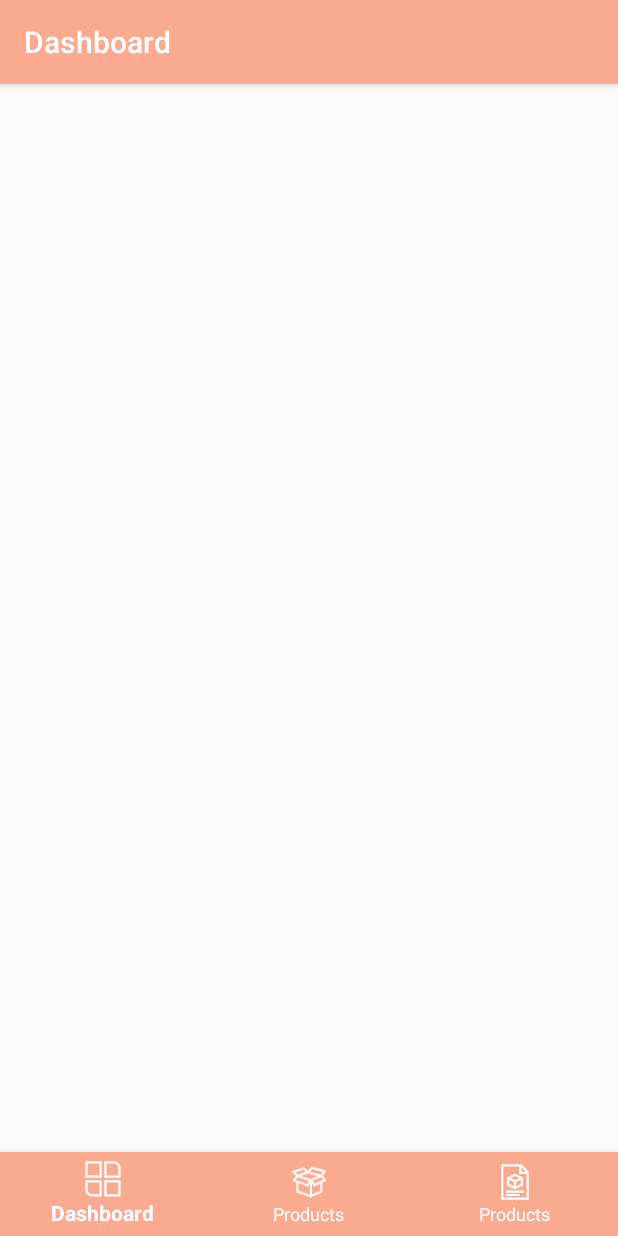
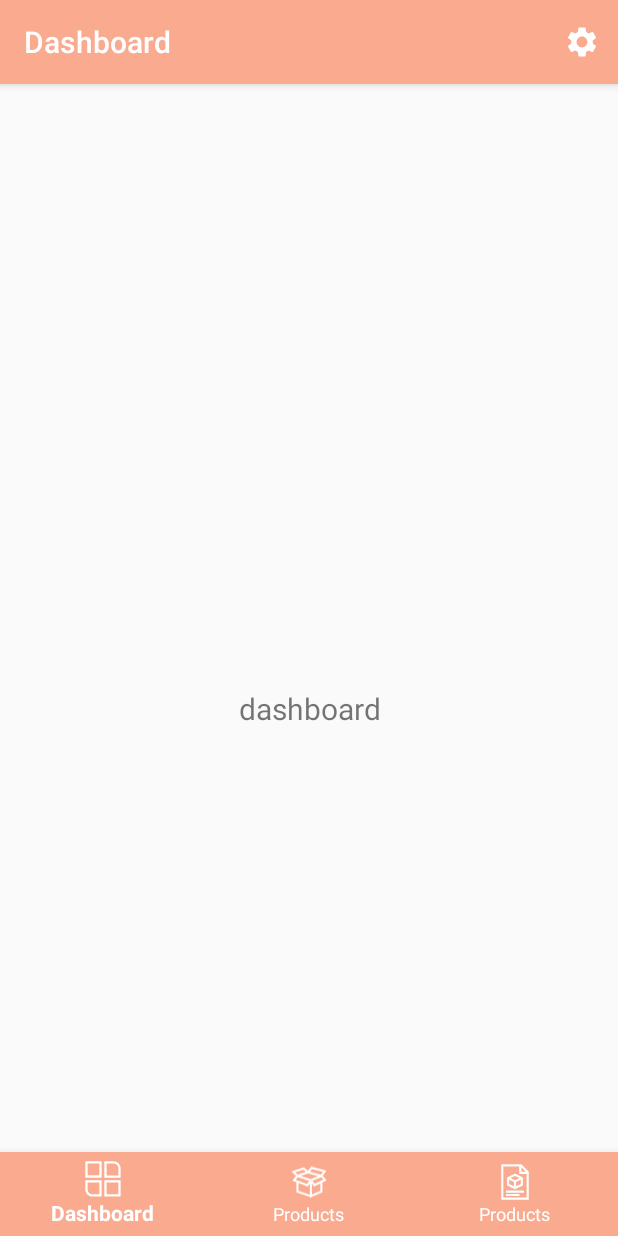
Before and after one commit to ahmedazizou/MyDealAPP, an Android app: the screen it shows after launch (DashboardActivity), on a phone screen of 412 x 824 dp. Run offline under Robolectric (Android 15) with nearby library versions, the phone set to English and light mode, and no system bars; our stand-ins replace navigation-ui.

Commit message:
setting the dashboard frag to have setting option

```diff
--- a/app/src/main/java/com/example/mydeal/ui/activities/DashboardActivity.kt
+++ b/app/src/main/java/com/example/mydeal/ui/activities/DashboardActivity.kt
@@ -1,6 +1,7 @@
 package com.example.mydeal.ui.activities.fragments
 
 import android.os.Bundle
+import androidx.core.content.ContextCompat
 import com.google.android.material.bottomnavigation.BottomNavigationView
 import androidx.navigation.findNavController
 import androidx.navigation.ui.AppBarConfiguration
--- a/app/src/main/java/com/example/mydeal/ui/fragments/DashboardFragment.kt
+++ b/app/src/main/java/com/example/mydeal/ui/fragments/DashboardFragment.kt
@@ -1,17 +1,23 @@
 package com.example.mydeal.ui.activities.fragments
 
+import android.content.Intent
 import android.os.Bundle
-import android.view.LayoutInflater
-import android.view.View
-import android.view.ViewGroup
+import android.view.*
 import android.widget.TextView
 import androidx.fragment.app.Fragment
 
 import com.example.mydeal.R
+import com.example.mydeal.ui.activities.SettingsActivity
 
 class DashboardFragment : Fragment() {
 
     // private lateinit var dashboardViewModel: DashboardViewModel
+
+    override fun onCreate(savedInstanceState: Bundle?) {
+        super.onCreate(savedInstanceState)
+        //if we need to user option menu in fg we need to use it.
+        setHasOptionsMenu(true)
+    }
 
     override fun onCreateView(
         inflater: LayoutInflater,
@@ -22,8 +28,25 @@
         val root = inflater.inflate(R.layout.fragment_dashboard, container, false)
         val textView: TextView = root.findViewById(R.id.text_dashboard)
         // dashboardViewModel.text.observe(viewLifecycleOwner, Observer {
-        textView.text = ""
+        textView.text = "dashboard"
 
         return root
     }
+
+    override fun onCreateOptionsMenu(menu: Menu, inflater: MenuInflater) {
+        inflater.inflate(R.menu.dashboard_menu, menu)
+        super.onCreateOptionsMenu(menu, inflater)
+    }
+
+    override fun onOptionsItemSelected(item: MenuItem): Boolean {
+        val id= item.itemId
+        when(id){
+            R.id.action_settings -> {
+                //launch the sitting activity on click of action item
+                startActivity(Intent(activity, SettingsActivity::class.java))
+                return true
+            }
+        }
+        return super.onOptionsItemSelected(item)
+    }
 }
--- /dev/null
+++ b/app/src/main/res/drawable/ic_baseline_settings_24.xml
@@ -0,0 +1,10 @@
+<vector xmlns:android="http://schemas.android.com/apk/res/android"
+    android:width="24dp"
+    android:height="24dp"
+    android:viewportWidth="24"
+    android:viewportHeight="24"
+    android:tint="?attr/colorControlNormal">
+  <path
+      android:fillColor="@android:color/white"
+      android:pathData="M19.14,12.94c0.04,-0.3 0.06,-0.61 0.06,-0.94c0,-0.32 -0.02,-0.64 -0.07,-0.94l2.03,-1.58c0.18,-0.14 0.23,-0.41 0.12,-0.61l-1.92,-3.32c-0.12,-0.22 -0.37,-0.29 -0.59,-0.22l-2.39,0.96c-0.5,-0.38 -1.03,-0.7 -1.62,-0.94L14.4,2.81c-0.04,-0.24 -0.24,-0.41 -0.48,-0.41h-3.84c-0.24,0 -0.43,0.17 -0.47,0.41L9.25,5.35C8.66,5.59 8.12,5.92 7.63,6.29L5.24,5.33c-0.22,-0.08 -0.47,0 -0.59,0.22L2.74,8.87C2.62,9.08 2.66,9.34 2.86,9.48l2.03,1.58C4.84,11.36 4.8,11.69 4.8,12s0.02,0.64 0.07,0.94l-2.03,1.58c-0.18,0.14 -0.23,0.41 -0.12,0.61l1.92,3.32c0.12,0.22 0.37,0.29 0.59,0.22l2.39,-0.96c0.5,0.38 1.03,0.7 1.62,0.94l0.36,2.54c0.05,0.24 0.24,0.41 0.48,0.41h3.84c0.24,0 0.44,-0.17 0.47,-0.41l0.36,-2.54c0.59,-0.24 1.13,-0.56 1.62,-0.94l2.39,0.96c0.22,0.08 0.47,0 0.59,-0.22l1.92,-3.32c0.12,-0.22 0.07,-0.47 -0.12,-0.61L19.14,12.94zM12,15.6c-1.98,0 -3.6,-1.62 -3.6,-3.6s1.62,-3.6 3.6,-3.6s3.6,1.62 3.6,3.6S13.98,15.6 12,15.6z"/>
+</vector>
--- /dev/null
+++ b/app/src/main/res/menu/dashboard_menu.xml
@@ -0,0 +1,9 @@
+<?xml version="1.0" encoding="utf-8"?>
+<menu xmlns:android="http://schemas.android.com/apk/res/android" xmlns:app="http://schemas.android.com/apk/res-auto">
+    <item android:id="@+id/action_settings"
+          android:icon="@drawable/ic_baseline_settings_24"
+          android:title="@string/action_setting"
+          app:showAsAction="always">
+
+    </item>
+</menu>
--- a/app/src/main/res/values/strings.xml
+++ b/app/src/main/res/values/strings.xml
@@ -67,4 +67,5 @@
 
     <string name="title_products">Products</string>
     <string name="title_orders">Orders</string>
+    <string name="action_setting">Settings</string>
 </resources>
```
Also changed, not shown: app/src/main/AndroidManifest.xml (+10 -8 lines), app/src/main/java/com/example/mydeal/ui/activities/SettingsActivity.kt (added, +12 -0 lines), app/src/main/res/layout/activity_setting.xml (added, +10 -0 lines).
